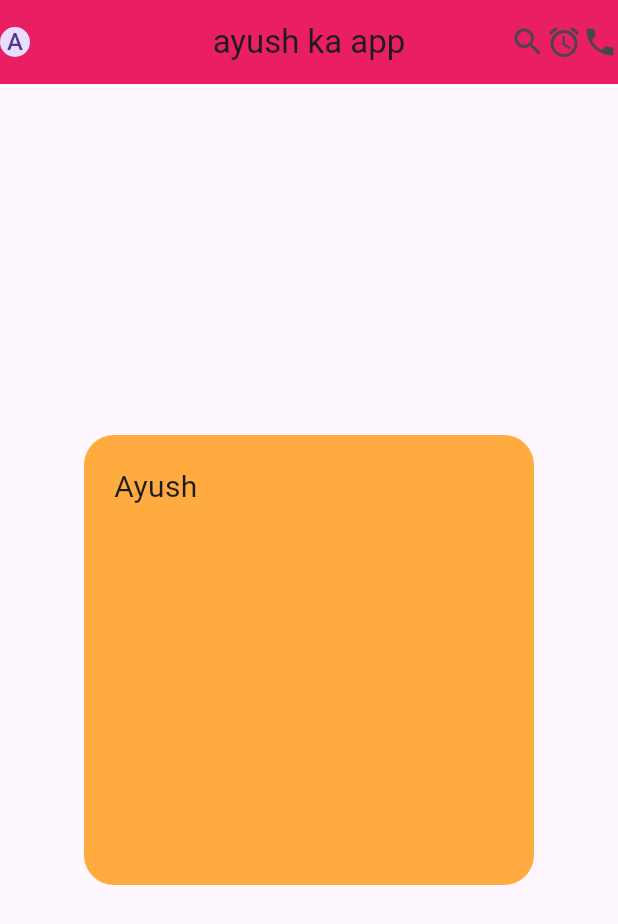
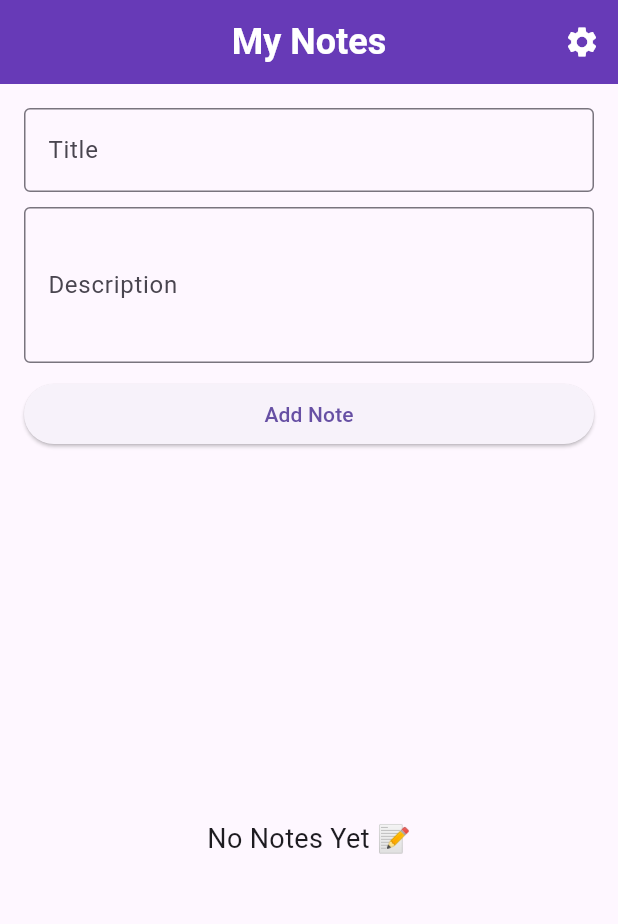
Before and after one commit to AYUSHDUBEY24/NOTEs-flutter, a Flutter app: the screen it shows after launch, on a phone screen of 412 x 824 dp. Shown: the top 924 px of the screen. Run offline on Flutter 3.47's test engine with Material 3 defaults, Android fonts, the phone set to English and light mode, and no system bars.

Commit message:
Completed Notes App

```diff
--- /dev/null
+++ b/lib/home.dart
@@ -0,0 +1,325 @@
+import 'package:flutter/material.dart';
+
+class Note {
+  String title;
+  String description;
+
+  Note({
+    required this.title,
+    required this.description,
+  });
+}
+
+class Notes extends StatefulWidget {
+  const Notes({super.key});
+
+  @override
+  State<Notes> createState() => _NotesState();
+}
+
+class _NotesState extends State<Notes> {
+  final TextEditingController titleController =
+      TextEditingController();
+
+  final TextEditingController descriptionController =
+      TextEditingController();
+
+  List<Note> notes = [];
+
+  final List<Color> colors = [
+    Colors.blue.shade200,
+    Colors.green.shade200,
+    Colors.orange.shade200,
+    Colors.pink.shade200,
+    Colors.purple.shade200,
+  ];
+
+  @override
+  Widget build(BuildContext context) {
+    return Scaffold(
+     appBar: AppBar(
+  elevation: 0,
+  centerTitle: true,
+  backgroundColor: Colors.deepPurple,
+  foregroundColor: Colors.white,
+  title: const Text(
+    "My Notes",
+    style: TextStyle(
+      fontWeight: FontWeight.bold,
+      fontSize: 24,
+    ),
+  ),
+  actions: [
+    IconButton(
+      onPressed: () {},
+      icon: const Icon(Icons.settings),
+    ),
+  ],
+),
+
+      body: Padding(
+        padding: const EdgeInsets.all(16),
+
+        child: Column(
+          children: [
+            TextField(
+              controller: titleController,
+              decoration: const InputDecoration(
+                labelText: "Title",
+                border: OutlineInputBorder(),
+              ),
+            ),
+
+            const SizedBox(height: 10),
+
+            TextField(
+              controller: descriptionController,
+              maxLines: 3,
+              decoration: const InputDecoration(
+                labelText: "Description",
+                border: OutlineInputBorder(),
+              ),
+            ),
+
+            const SizedBox(height: 10),
+
+            SizedBox(
+              width: double.infinity,
+              child: ElevatedButton(
+                onPressed: () {
+                  if (titleController.text.isNotEmpty &&
+                      descriptionController.text.isNotEmpty) {
+                    setState(() {
+                      notes.add(
+                        Note(
+                          title: titleController.text,
+                          description:
+                              descriptionController.text,
+                        ),
+                      );
+                    });
+
+                    titleController.clear();
+                    descriptionController.clear();
+                  }
+                },
+                child: const Text("Add Note"),
+              ),
+            ),
+
+            const SizedBox(height: 10),
+
+            Expanded(
+              child: notes.isEmpty
+                  ? const Center(
+                      child: Text(
+                        "No Notes Yet 📝",
+                        style: TextStyle(fontSize: 18),
+                      ),
+                    )
+                  : GridView.builder(
+                      itemCount: notes.length,
+
+                      gridDelegate:
+                          const SliverGridDelegateWithFixedCrossAxisCount(
+                        crossAxisCount: 2,
+                        crossAxisSpacing: 10,
+                        mainAxisSpacing: 10,
+                        childAspectRatio: 0.9,
+                      ),
+
+                      itemBuilder: (context, index) {
+                        return Card(
+                          color: colors[
+                              index % colors.length],
+
+                          elevation: 5,
+
+                          child: Padding(
+                            padding:
+                                const EdgeInsets.all(10),
+
+                            child: Column(
+                              crossAxisAlignment:
+                                  CrossAxisAlignment.start,
+
+                              children: [
+                                Text(
+                                  notes[index].title,
+
+                                  style:
+                                      const TextStyle(
+                                    fontWeight:
+                                        FontWeight.bold,
+                                    fontSize: 18,
+                                  ),
+                                ),
+
+                                const SizedBox(
+                                    height: 8),
+
+                                Expanded(
+                                  child: Text(
+                                    notes[index]
+                                        .description,
+
+                                    overflow:
+                                        TextOverflow.fade,
+                                  ),
+                                ),
+
+                                Row(
+                                  mainAxisAlignment:
+                                      MainAxisAlignment.end,
+
+                                  children: [
+                                    IconButton(
+                                      icon: const Icon(
+                                        Icons.edit,
+                                      ),
+
+                                      onPressed: () {
+                                        TextEditingController
+                                            editTitle =
+                                            TextEditingController(
+                                          text: notes[index]
+                                              .title,
+                                        );
+
+                                        TextEditingController
+                                            editDescription =
+                                            TextEditingController(
+                                          text: notes[index]
+                                              .description,
+                                        );
+
+                                        showDialog(
+                                          context:
+                                              context,
+
+                                          builder:
+                                              (context) {
+                                            return AlertDialog(
+                                              title:
+                                                  const Text(
+                                                "Edit Note",
+                                              ),
+
+                                              content:
+                                                  SingleChildScrollView(
+                                                child:
+                                                    Column(
+                                                  mainAxisSize:
+                                                      MainAxisSize.min,
+
+                                                  children: [
+                                                    TextField(
+                                                      controller:
+                                                          editTitle,
+
+                                                      decoration:
+                                                          const InputDecoration(
+                                                        labelText:
+                                                            "Title",
+                                                      ),
+                                                    ),
+
+                                                    const SizedBox(
+                                                        height:
+                                                            10),
+
+                                                    TextField(
+                                                      controller:
+                                                          editDescription,
+
+                                                      maxLines:
+                                                          3,
+
+                                                      decoration:
+                                                          const InputDecoration(
+                                                        labelText:
+                                                            "Description",
+                                                      ),
+                                                    ),
+                                                  ],
+                                                ),
+                                              ),
+
+                                              actions: [
+                                                TextButton(
+                                                  onPressed:
+                                                      () {
+                                                    Navigator.pop(
+                                                        context);
+                                                  },
+                                                  child:
+                                                      const Text(
+                                                    "Cancel",
+                                                  ),
+                                                ),
+
+                                                TextButton(
+                                                  onPressed:
+                                                      () {
+                                                    if (editTitle
+                                                            .text
+                                                            .isNotEmpty &&
+                                                        editDescription
+                                                            .text
+                                                            .isNotEmpty) {
+                                                      setState(
+                                                          () {
+                                                        notes[index]
+                                                                .title =
+                                                            editTitle
+                                                                .text;
+
+                                                        notes[index]
+                                                                .description =
+                                                            editDescription
+                                                                .text;
+                                                      });
+
+                                                      Navigator.pop(
+                                                          context);
+                                                    }
+                                                  },
+                                                  child:
+                                                      const Text(
+                                                    "Save",
+                                                  ),
+                                                ),
+                                              ],
+                                            );
+                                          },
+                                        );
+                                      },
+                                    ),
+
+                                    IconButton(
+                                      icon: const Icon(
+                                        Icons.delete,
+                                      ),
+
+                                      onPressed: () {
+                                        setState(() {
+                                          notes.removeAt(
+                                              index);
+                                        });
+                                      },
+                                    ),
+                                  ],
+                                ),
+                              ],
+                            ),
+                          ),
+                        );
+                      },
+                    ),
+            ),
+          ],
+        ),
+      ),
+    );
+  }
+}
--- a/lib/main.dart
+++ b/lib/main.dart
@@ -1,49 +1,19 @@
+
+
+
+
 import 'package:flutter/material.dart';
-
-void main() {
-  runApp(const Newapp());
+import 'home.dart';
+void main(){
+  runApp(const MyApp());
 }
-class Newapp extends StatelessWidget {
-  const Newapp({super.key});
+class MyApp extends StatelessWidget {
+  const MyApp({super.key});
 
   @override
   Widget build(BuildContext context) {
-    return MaterialApp(
-    home:  Scaffold(
-      appBar: AppBar(
-
-        backgroundColor: Colors.pink,
-        title: Text("ayush ka app"),
-        centerTitle: true,
-
-        leadingWidth: 20,
-
-        actions: [
-          Icon(Icons.search ),
-          Icon(Icons.alarm),
-          Icon(Icons.local_phone)
-        ],
-        leading: CircleAvatar(child: Text("A"),),
-      ),
-
-      body: Center(
-        child:
-        Container(
-          margin: EdgeInsets.all(20),
-          padding: EdgeInsets.all(20),
-            width: 300,
-            height: 300,
-          decoration: BoxDecoration(
-            color: Colors.orangeAccent,
-            borderRadius: BorderRadius.circular(20),
-          ),
-          child: Text(("Ayush"),style: TextStyle(fontSize: 20),),
-          ),
-
-
-      )
-    )
-
+    return const MaterialApp(
+      home : Notes(),
     );
   }
 }
```
Also changed, not shown: pubspec.lock.
